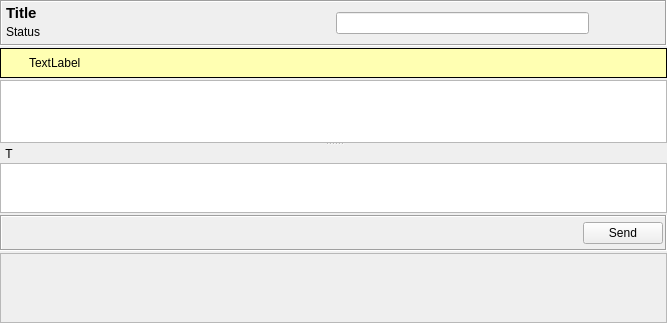
This is retroshare-gui/src/gui/chat/ChatWidget.ui in RetroShare/RetroShare as Qt 5 draws it before an edit. The edited form follows.
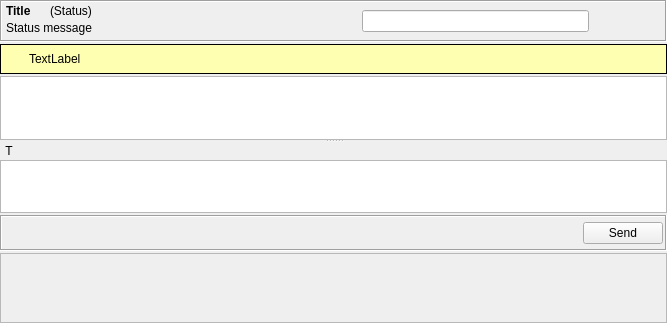
This is the edited form. Icons and pictures are not drawn. Custom widgets are drawn as their Qt base class.

Commit message: Moved font size definitions from ui files to default qss. Added new base class StyledLabel to emulate the missing font-size by factor in qss.

```diff
--- a/retroshare-gui/src/gui/chat/ChatWidget.ui
+++ b/retroshare-gui/src/gui/chat/ChatWidget.ui
@@ -52,10 +52,11 @@
            <number>3</number>
           </property>
           <item>
-           <widget class="QLabel" name="titleLabel">
+           <layout class="QHBoxLayout" name="nameLayout">
+            <item>
+             <widget class="StyledLabel" name="titleLabel">
             <property name="font">
              <font>
-              <pointsize>11</pointsize>
               <weight>75</weight>
               <bold>true</bold>
              </font>
@@ -66,14 +67,18 @@
            </widget>
           </item>
           <item>
+             <widget class="StyledLabel" name="statusLabel">
+              <property name="text">
+               <string>(Status)</string>
+              </property>
+             </widget>
+            </item>
+           </layout>
+          </item>
+          <item>
            <widget class="QLabel" name="statusMessageLabel">
-            <property name="font">
-             <font>
-              <pointsize>9</pointsize>
-             </font>
-            </property>
             <property name="text">
-             <string notr="true">Status</string>
+             <string notr="true">Status message</string>
             </property>
            </widget>
           </item>
@@ -441,10 +446,7 @@
           </widget>
          </item>
          <item>
-          <widget class="QLabel" name="statusLabel">
-           <property name="text">
-            <string/>
-           </property>
+          <widget class="QLabel" name="typingLabel">
            <property name="margin">
             <number>0</number>
            </property>
@@ -824,6 +826,16 @@
   </action>
  </widget>
  <customwidgets>
+  <customwidget>
+   <class>LineEditClear</class>
+   <extends>QLineEdit</extends>
+   <header location="global">gui/common/LineEditClear.h</header>
+  </customwidget>
+  <customwidget>
+   <class>StyledLabel</class>
+   <extends>QLabel</extends>
+   <header>gui/common/StyledLabel.h</header>
+  </customwidget>
   <customwidget>
    <class>RSTextBrowser</class>
    <extends>QTextBrowser</extends>
@@ -840,11 +852,6 @@
    <extends>QTextEdit</extends>
    <header location="global">gui/common/MimeTextEdit.h</header>
   </customwidget>
-  <customwidget>
-   <class>LineEditClear</class>
-   <extends>QLineEdit</extends>
-   <header location="global">gui/common/LineEditClear.h</header>
-  </customwidget>
  </customwidgets>
  <resources>
   <include location="../images.qrc"/>
```
Lines whose indentation alone changed are shown as unchanged. The commit also changes 41 other files.
